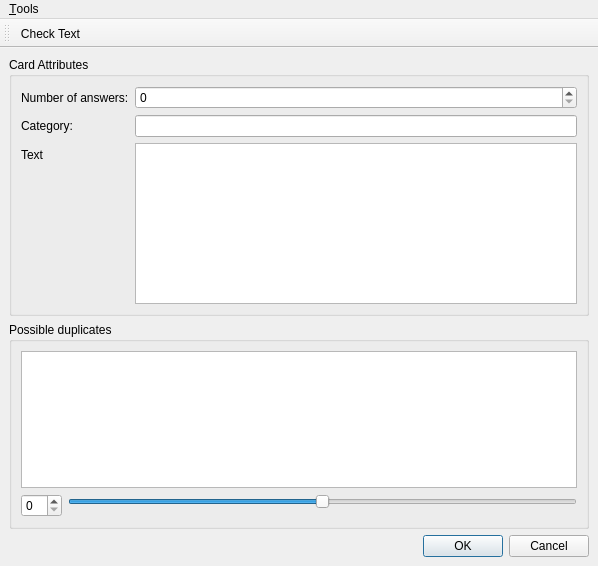
This is src/carddatamappingwidget.ui in AnotherStranger/cah-fullformat-helper as Qt 5 draws it before an edit. The edited form follows.
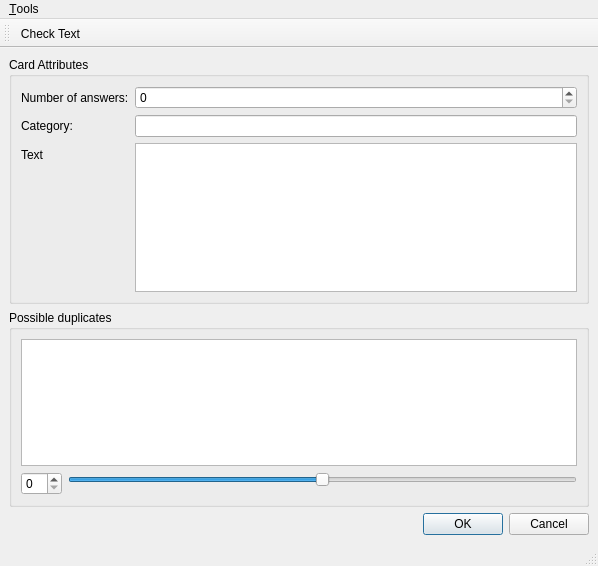
This is the edited form. Icons and pictures are not drawn.

Commit message: Added Toolbar for Languagetool Spell and Grammar checking. Added error Messages in status bar (Languagetool messages).

What changed in the file:
```diff
--- a/src/carddatamappingwidget.ui
+++ b/src/carddatamappingwidget.ui
@@ -151,6 +151,7 @@
    </widget>
    <addaction name="menuTools"/>
   </widget>
+  <widget class="QStatusBar" name="statusBar"/>
   <action name="actionCheck_Text">
    <property name="icon">
     <iconset resource="resources.qrc">
```
The commit also changes 2 other files.
